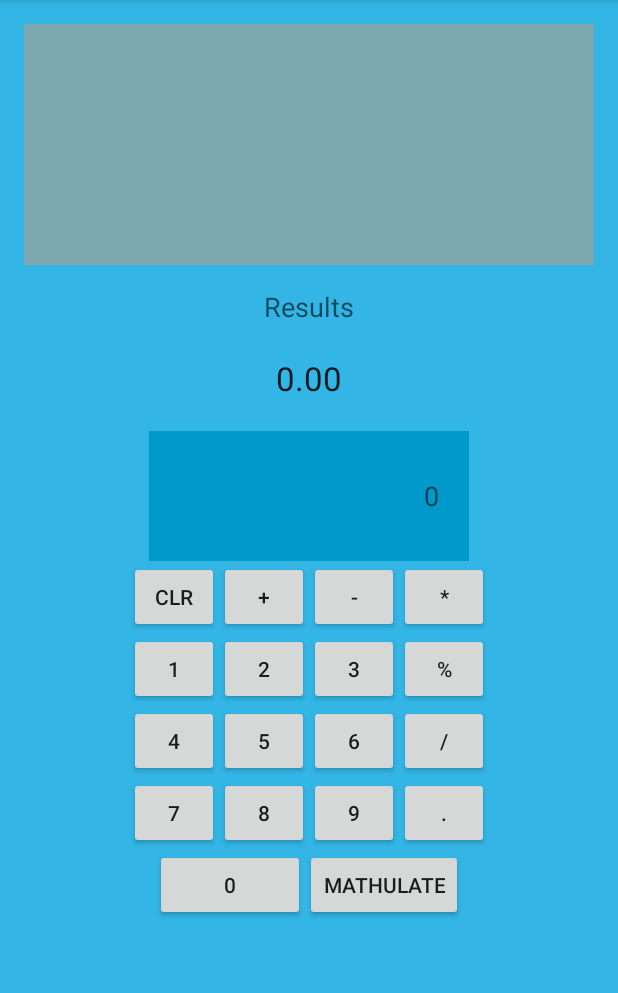
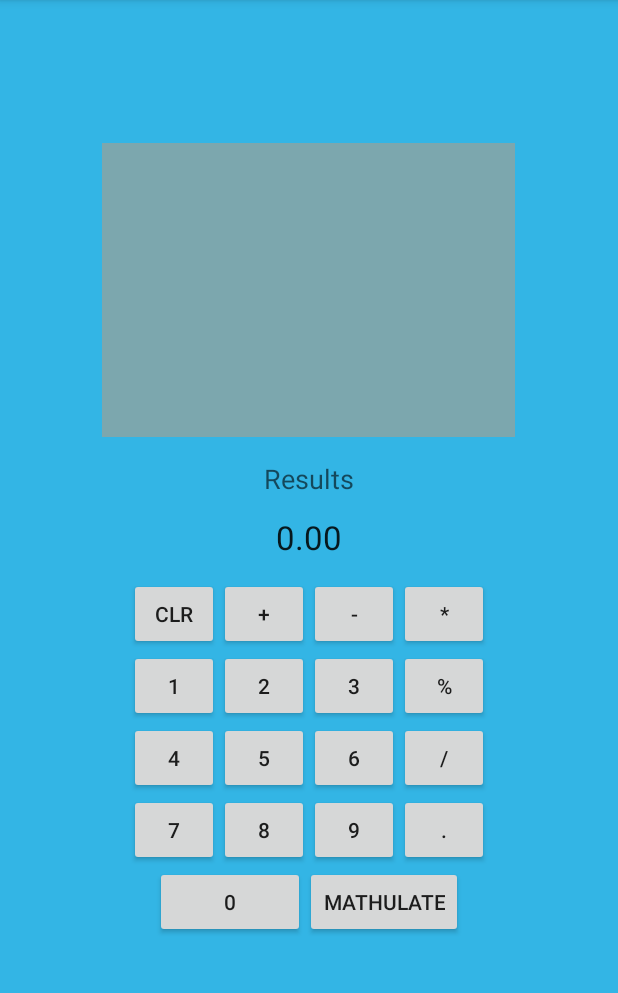
Before and after one commit to JohnMCrooks/Calculator-Android, an Android app: the screen it shows after launch (MainActivity), on a phone screen of 412 x 824 dp, the part 84-1077 px from its top. Run offline under Robolectric (Android 15) with nearby library versions, the phone set to English and light mode, and no system bars; 1 statement that could not run was skipped.

Commit message:
Fixed layout so it doesn't expand and contract as the TickerTape fills up
TODO:
Add Clear Ticker Tape option
Figure out how to freeze the size of the ticker tape box
Deal with Modulo (Alter code to include it or remove it all together)
Work with Fragments
Add different calculator types (Interplanetary weight conversion, BMI, Metric to Imperial, etc...)

Polish

```diff
--- a/app/src/main/java/com/cr00keddesigns/calculator/MainActivity.java
+++ b/app/src/main/java/com/cr00keddesigns/calculator/MainActivity.java
@@ -77,7 +77,6 @@ public class MainActivity extends AppCompatActivity {
 
                         //verify the last character isn't an operator so that the equation can be evaluated properly.
                         String last = String.valueOf(operand1.getText().charAt(operand1.length() - 1));
-                        //textView3.append(("\n" + (checkLast(last, operand1, txtResult).getText().toString()) + " = " + txtResult.getText().toString()));
                         String tickertape = ((checkLast(last, operand1, txtResult).getText().toString()) + " = " + txtResult.getText().toString() +  "\n" + textView3.getText().toString());
                         textView3.setText(tickertape);
 
--- a/app/src/main/res/layout/content_main.xml
+++ b/app/src/main/res/layout/content_main.xml
@@ -26,18 +26,17 @@
         android:gravity="bottom">
 
         <TextView
-            android:layout_width="match_parent"
-            android:layout_height="wrap_content"
             android:id="@+id/textView3"
             android:background="#7ca7ae"
-            android:layout_weight="0.72"
-            android:scrollIndicators="right"
-            android:scrollbars="vertical"
+            android:layout_weight="0.54"
             android:editable="false"
             android:fadeScrollbars="false"
             android:minLines="1"
             android:scrollY="300dp"
-            android:scrollbarSize="12dp" />
+            android:scrollbarSize="12dp"
+            android:layout_width="275dp"
+            android:layout_gravity="center_horizontal"
+            android:layout_height="75dp" />
 
         <TextView
             android:layout_width="match_parent"
@@ -54,25 +53,11 @@
             android:textAppearance="?android:attr/textAppearanceLarge"
             android:text="0.00"
             android:id="@+id/txtResult"
-            android:layout_weight="0.17"
+            android:layout_weight="0.11"
             android:singleLine="true"
             android:textAlignment="center"
             android:gravity="center" />
 
-        <EditText
-            android:layout_width="wrap_content"
-            android:layout_height="wrap_content"
-            android:ems="10"
-            android:id="@+id/edit_operand1"
-            android:hint="0"
-            android:layout_weight="0.25"
-            android:backgroundTint="@android:color/holo_blue_dark"
-            android:background="@android:color/holo_blue_dark"
-            android:layout_gravity="center_horizontal"
-            android:paddingLeft="20dp"
-            android:paddingRight="20dp"
-            android:maxLines="2"
-            android:textAlignment="textEnd" />
     </LinearLayout>
 
     <!--<EditText-->
@@ -85,9 +70,16 @@
         <!--android:layout_marginTop="25dp" />-->
 
     <LinearLayout
+        android:orientation="vertical"
+        android:layout_width="wrap_content"
+        android:layout_height="wrap_content"
+        android:layout_gravity="center_horizontal">
+
+        <LinearLayout
             android:orientation="horizontal"
             android:layout_width="wrap_content"
             android:layout_height="wrap_content"
+            android:gravity="bottom"
             android:layout_gravity="center_horizontal">
 
             <Button
@@ -125,6 +117,7 @@
             android:orientation="horizontal"
             android:layout_width="wrap_content"
             android:layout_height="wrap_content"
+            android:gravity="bottom"
             android:layout_gravity="center_horizontal">
 
             <Button
@@ -165,6 +158,7 @@
             android:orientation="horizontal"
             android:layout_width="wrap_content"
             android:layout_height="wrap_content"
+            android:gravity="bottom"
             android:layout_gravity="center_horizontal">
 
             <Button
@@ -205,6 +199,7 @@
             android:orientation="horizontal"
             android:layout_width="wrap_content"
             android:layout_height="wrap_content"
+            android:gravity="bottom"
             android:layout_gravity="center_horizontal">
 
             <Button
@@ -246,6 +241,7 @@
             android:layout_width="wrap_content"
             android:layout_height="wrap_content"
             android:elevation="0dp"
+            android:gravity="bottom"
             android:layout_gravity="center_horizontal">
 
             <Button
@@ -264,5 +260,6 @@
                 android:layout_weight="1" />
 
         </LinearLayout>
+    </LinearLayout>
 
 </LinearLayout>
```
Also changed, not shown: 13 other files. Lines whose indentation alone changed are shown as unchanged.
